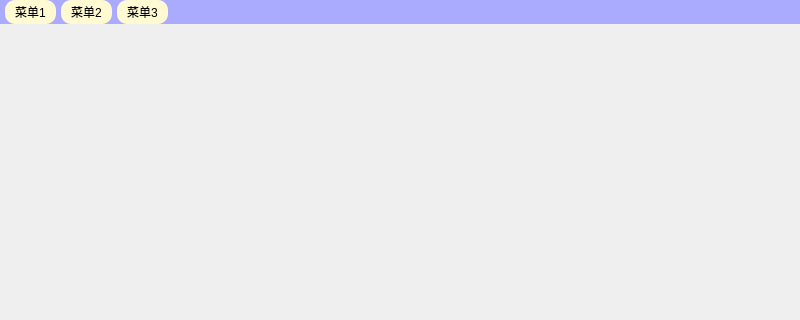
This is code/qss_14/mainwindow.ui in Lotso-ww/-QT_studying as Qt 5 draws it before an edit; both pictures show x 0 to 800 and y 0 to 320 of the 800 by 600 pixel window. The edited form follows.
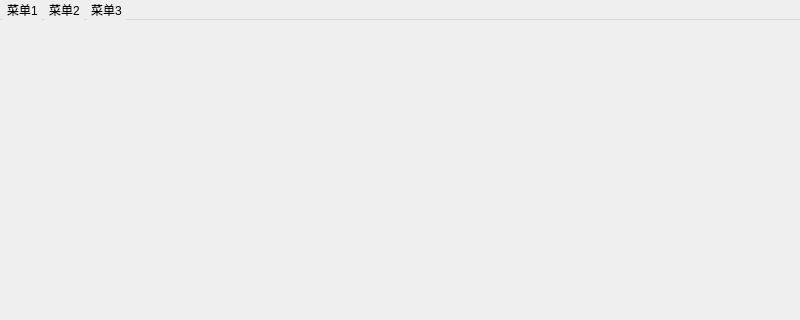
This is the edited form.

Commit message: 给控件设置样式

The edit to the form file:
```diff
--- a/code/qss_14/mainwindow.ui
+++ b/code/qss_14/mainwindow.ui
@@ -14,7 +14,7 @@
    <string>MainWindow</string>
   </property>
   <property name="styleSheet">
-   <string notr="true">QMenuBar{
+   <string notr="true">/*QMenuBar{
 	background-color: rgb(170, 170, 255);
 	spacing: 5px;
 }
@@ -42,6 +42,60 @@
 	heighht: 2px;
 	background-color: green;
 	margin: 0 5px;
+}*/
+
+/* 菜单栏背景：垂直渐变（浅灰→深灰） */
+QMenuBar {
+    background-color: qlineargradient(
+        x1: 0, y1: 0, x2: 0, y2: 1,
+        stop: 0 lightgray,
+        stop: 1 darkgray
+    );
+    spacing: 3px; /* 菜单项间距 */
+}
+
+/* 菜单项默认样式 */
+QMenuBar::item {
+    padding: 1px 4px; /* 内边距 */
+    background: transparent; /* 透明背景 */
+    border-radius: 4px; /* 圆角 */
+}
+
+/* 菜单项选中（鼠标悬浮/选中） */
+QMenuBar::item:selected {
+    background-color: #a8a8a8;
+}
+
+/* 菜单项按压 */
+QMenuBar::item:pressed {
+    background-color: #888888;
+}
+
+/* 下拉菜单背景+间距 */
+QMenu {
+    background-color: white;
+    margin: 0 2px; /* 菜单边缘间距 */
+    border: 1px solid #ddd; /* 菜单边框 */
+}
+
+/* 下拉菜单项样式 */
+QMenu::item {
+    padding: 2px 25px 2px 20px; /* 内边距：左右预留空间 */
+    border: 3px solid transparent; /* 选中边框预留空间 */
+}
+
+/* 下拉菜单项选中 */
+QMenu::item:selected {
+    border-color: darkblue; /* 选中边框 */
+    background-color: rgba(100, 100, 100, 0.1); /* 半透明背景 */
+}
+
+/* 菜单分隔线 */
+QMenu::separator {
+    height: 2px; /* 分隔线高度 */
+    background-color: lightblue; /* 分隔线颜色 */
+    margin-left: 10px; /* 左间距 */
+    margin-right: 5px; /* 右间距 */
 }</string>
   </property>
   <widget class="QWidget" name="centralwidget"/>
@@ -51,7 +105,7 @@
      <x>0</x>
      <y>0</y>
      <width>800</width>
-     <height>22</height>
+     <height>18</height>
     </rect>
    </property>
    <widget class="QMenu" name="menu_2">
```
The commit also changes 7 other files.
